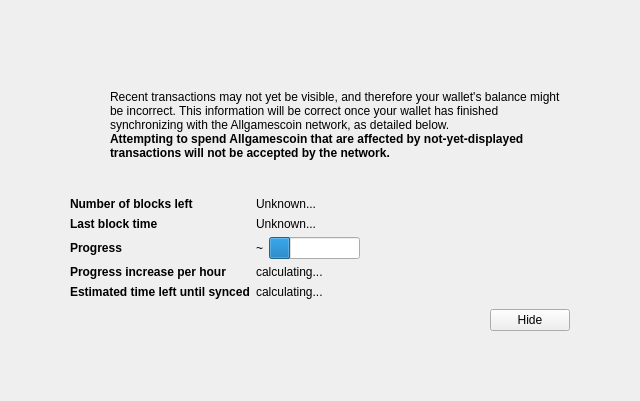
This is src/qt/forms/modaloverlay.ui in NaAlSi3O8/dash as Qt 5 draws it before an edit. The edited form follows.
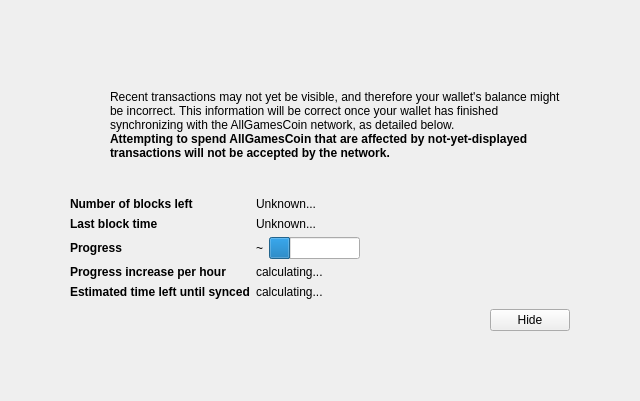
This is the edited form. Icons and pictures are not drawn. Custom widgets are drawn as their Qt base class.

What changed in the file:
```diff
--- a/src/qt/forms/modaloverlay.ui
+++ b/src/qt/forms/modaloverlay.ui
@@ -128,7 +128,7 @@
              <item>
               <widget class="QLabel" name="infoText">
                <property name="text">
-                <string>Recent transactions may not yet be visible, and therefore your wallet's balance might be incorrect. This information will be correct once your wallet has finished synchronizing with the Allgamescoin network, as detailed below.</string>
+                <string>Recent transactions may not yet be visible, and therefore your wallet's balance might be incorrect. This information will be correct once your wallet has finished synchronizing with the AllGamesCoin network, as detailed below.</string>
                </property>
                <property name="textFormat">
                 <enum>Qt::RichText</enum>
@@ -147,7 +147,7 @@
                 </font>
                </property>
                <property name="text">
-                <string>Attempting to spend Allgamescoin that are affected by not-yet-displayed transactions will not be accepted by the network.</string>
+                <string>Attempting to spend AllGamesCoin that are affected by not-yet-displayed transactions will not be accepted by the network.</string>
                </property>
                <property name="textFormat">
                 <enum>Qt::RichText</enum>
```
